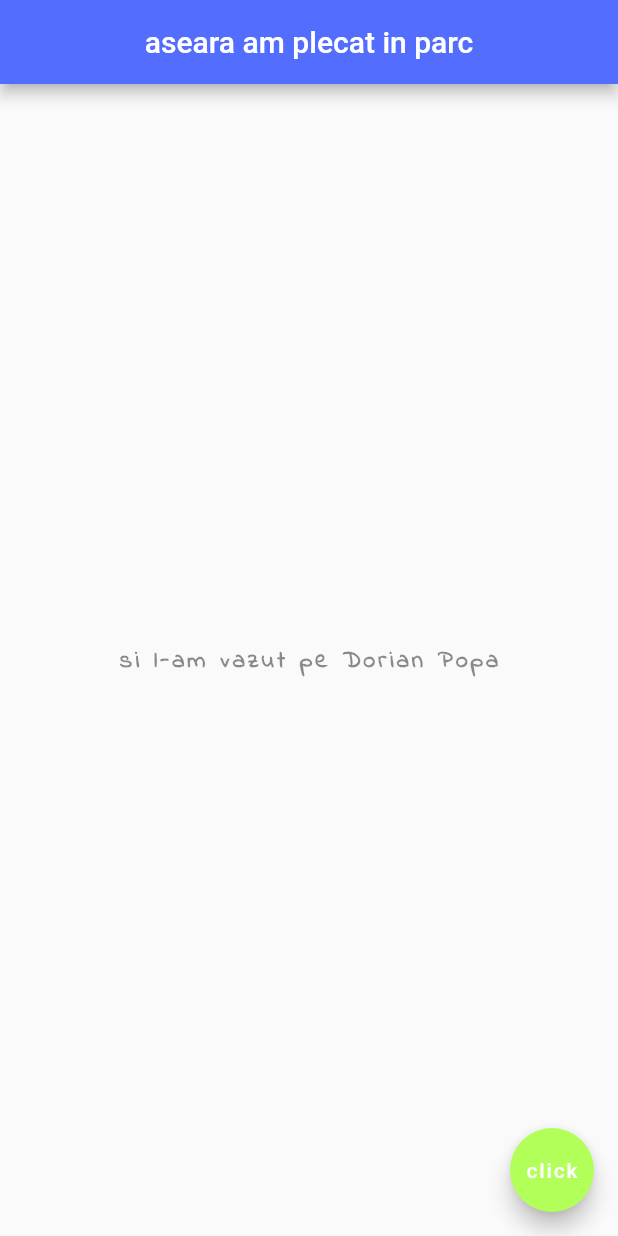
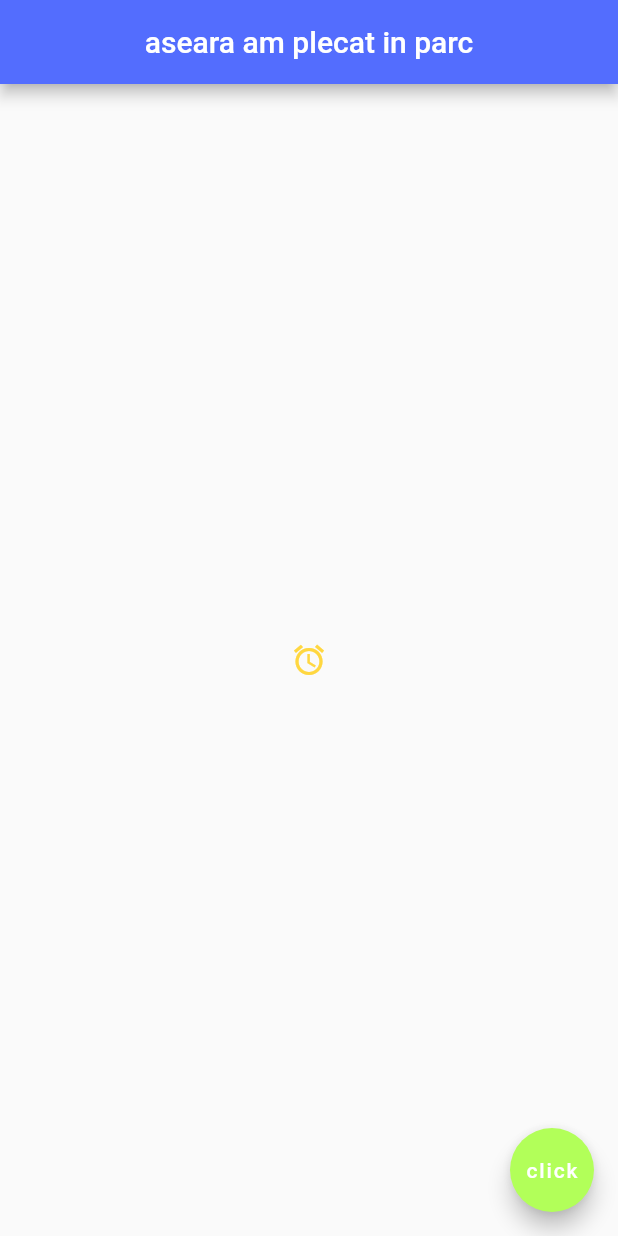
Before and after one commit to AnaLarisa/Fluttering, a Flutter app: the screen it shows after launch, on a phone screen of 412 x 824 dp. Run offline on Flutter 3.47's test engine with Material 2 defaults, Android fonts, the light colour scheme and no system bars.

Commit message:
tutorial 9

```diff
--- a/my_own_page/lib/main.dart
+++ b/my_own_page/lib/main.dart
@@ -3,23 +3,29 @@ import 'package:flutter/material.dart';
 void _incrementCounter() {}
 
 void main() {
-  runApp(MaterialApp(
-    home: Scaffold(
+  runApp(const MaterialApp(
+    home: Home(),
+  ));
+}
+
+class Home extends StatelessWidget {
+  const Home({Key? key}) : super(key: key);
+
+  @override
+  Widget build(BuildContext context) {
+    return Scaffold(
       appBar: AppBar(
         title: const Text('aseara am plecat in parc'),
         centerTitle: true,
         backgroundColor: Colors.indigoAccent,
       ),
-      body: const Center(
-        child: Text(
-          'si l-am vazut pe Dorian Popa',
-          style: TextStyle(
-            fontSize: 16,
-            fontWeight: FontWeight.bold,
-            letterSpacing: 2.0,
-            color: Colors.black45,
-            fontFamily: 'IndieFlower',
-          ),
+      body: Center(
+        child: IconButton(
+          onPressed: () {
+            print('you clicked me');
+          },
+          icon: Icon(Icons.access_alarms),
+          color: Colors.amberAccent,
         ),
       ),
       floatingActionButton: const FloatingActionButton(
@@ -27,6 +33,6 @@ void main() {
         onPressed: _incrementCounter,
         backgroundColor: Colors.lightGreenAccent,
       ),
-    ),
-  ));
+    );
+  }
 }
--- a/my_own_page/pubspec.yaml
+++ b/my_own_page/pubspec.yaml
@@ -58,9 +58,8 @@ flutter:
   uses-material-design: true
 
   # To add assets to your application, add an assets section, like this:
-  # assets:
-  #   - images/a_dot_burr.jpeg
-  #   - images/a_dot_ham.jpeg
+  assets:
+    - assets/
 
   # An image asset can refer to one or more resolution-specific "variants", see
   # https://flutter.dev/assets-and-images/#resolution-aware.
```
Also changed, not shown: my_own_page/assets/dorian.jpg (added).
